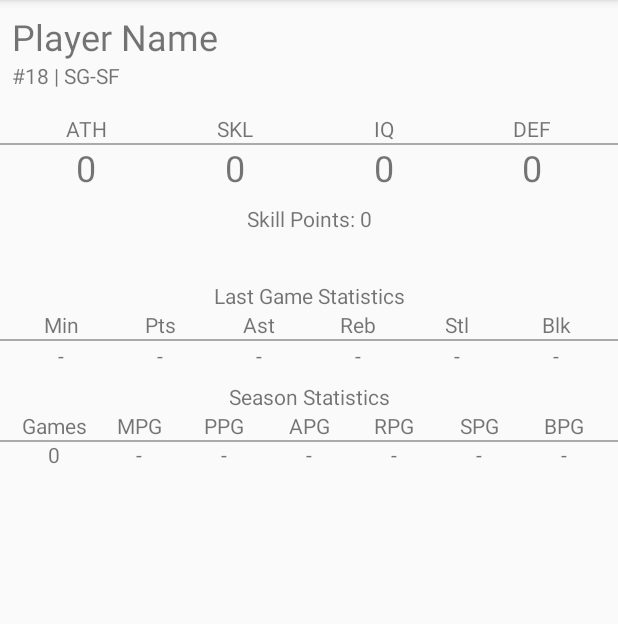
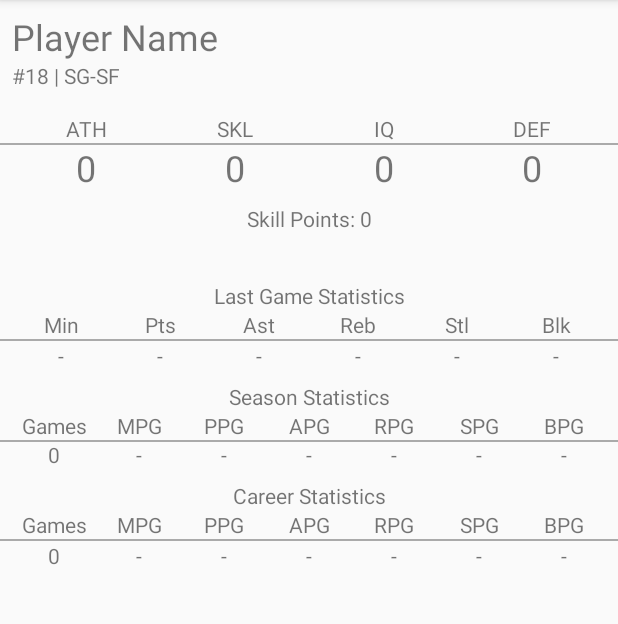
Before and after one commit to ryanmcalpin/basketball-rpg-android, an Android app: the MainActivity screen opened directly, with no data from a screen before it, on a phone screen of 412 x 824 dp, the part 84-708 px from its top. Run offline under Robolectric (Android 15) with nearby library versions, the phone set to English and light mode, and no system bars.

Commit message:
add career stats to home page

```diff
--- a/app/src/main/res/layout/activity_main.xml
+++ b/app/src/main/res/layout/activity_main.xml
@@ -409,6 +409,7 @@
         app:layout_constraintTop_toBottomOf="@+id/linearLayout5" />
 
     <LinearLayout
+        android:id="@+id/linearLayout6"
         android:layout_width="match_parent"
         android:layout_height="wrap_content"
         android:layout_marginEnd="8dp"
@@ -476,4 +477,165 @@
             android:textAlignment="center" />
     </LinearLayout>
 
+    <TextView
+        android:id="@+id/textView"
+        android:layout_width="0dp"
+        android:layout_height="wrap_content"
+        android:layout_marginEnd="8dp"
+        android:layout_marginStart="8dp"
+        android:layout_marginTop="8dp"
+        android:text="Career Statistics"
+        android:textAlignment="center"
+        app:layout_constraintEnd_toEndOf="parent"
+        app:layout_constraintStart_toStartOf="parent"
+        app:layout_constraintTop_toBottomOf="@+id/linearLayout6" />
+
+    <LinearLayout
+        android:id="@+id/linearLayout7"
+        android:layout_width="0dp"
+        android:layout_height="wrap_content"
+        android:layout_marginEnd="8dp"
+        android:layout_marginStart="8dp"
+        android:orientation="horizontal"
+        app:layout_constraintEnd_toEndOf="parent"
+        app:layout_constraintHorizontal_bias="0.0"
+        app:layout_constraintStart_toStartOf="parent"
+        app:layout_constraintTop_toBottomOf="@+id/textView">
+
+        <TextView
+            android:id="@+id/textView2"
+            android:layout_width="match_parent"
+            android:layout_height="wrap_content"
+            android:layout_weight="1"
+            android:text="Games"
+            android:textAlignment="center" />
+
+        <TextView
+            android:id="@+id/textView25"
+            android:layout_width="match_parent"
+            android:layout_height="wrap_content"
+            android:layout_weight="1"
+            android:text="MPG"
+            android:textAlignment="center" />
+
+        <TextView
+            android:id="@+id/textView24"
+            android:layout_width="match_parent"
+            android:layout_height="wrap_content"
+            android:layout_weight="1"
+            android:text="PPG"
+            android:textAlignment="center" />
+
+        <TextView
+            android:id="@+id/textView23"
+            android:layout_width="match_parent"
+            android:layout_height="wrap_content"
+            android:layout_weight="1"
+            android:text="APG"
+            android:textAlignment="center" />
+
+        <TextView
+            android:id="@+id/textView22"
+            android:layout_width="match_parent"
+            android:layout_height="wrap_content"
+            android:layout_weight="1"
+            android:text="RPG"
+            android:textAlignment="center" />
+
+        <TextView
+            android:id="@+id/textView21"
+            android:layout_width="match_parent"
+            android:layout_height="wrap_content"
+            android:layout_weight="1"
+            android:text="SPG"
+            android:textAlignment="center" />
+
+        <TextView
+            android:id="@+id/textView20"
+            android:layout_width="match_parent"
+            android:layout_height="wrap_content"
+            android:layout_weight="1"
+            android:text="BPG"
+            android:textAlignment="center" />
+    </LinearLayout>
+
+    <View
+        android:id="@+id/view2"
+        android:layout_width="0dp"
+        android:layout_height="1dp"
+        android:layout_weight="1"
+        android:background="@android:color/darker_gray"
+        app:layout_constraintEnd_toEndOf="parent"
+        app:layout_constraintHorizontal_bias="0.0"
+        app:layout_constraintStart_toStartOf="parent"
+        app:layout_constraintTop_toBottomOf="@+id/linearLayout7" />
+
+    <LinearLayout
+        android:layout_width="0dp"
+        android:layout_height="wrap_content"
+        android:layout_marginEnd="8dp"
+        android:layout_marginStart="8dp"
+        android:orientation="horizontal"
+        app:layout_constraintEnd_toEndOf="parent"
+        app:layout_constraintHorizontal_bias="0.0"
+        app:layout_constraintStart_toStartOf="parent"
+        app:layout_constraintTop_toBottomOf="@+id/view2">
+
+        <TextView
+            android:id="@+id/career_games_view"
+            android:layout_width="match_parent"
+            android:layout_height="wrap_content"
+            android:layout_weight="1"
+            android:text="0"
+            android:textAlignment="center" />
+
+        <TextView
+            android:id="@+id/career_minutes_view"
+            android:layout_width="match_parent"
+            android:layout_height="wrap_content"
+            android:layout_weight="1"
+            android:text="-"
+            android:textAlignment="center" />
+
+        <TextView
+            android:id="@+id/career_points_view"
+            android:layout_width="match_parent"
+            android:layout_height="wrap_content"
+            android:layout_weight="1"
+            android:text="-"
+            android:textAlignment="center" />
+
+        <TextView
+            android:id="@+id/career_assists_view"
+            android:layout_width="match_parent"
+            android:layout_height="wrap_content"
+            android:layout_weight="1"
+            android:text="-"
+            android:textAlignment="center" />
+
+        <TextView
+            android:id="@+id/career_rebounds_view"
+            android:layout_width="match_parent"
+            android:layout_height="wrap_content"
+            android:layout_weight="1"
+            android:text="-"
+            android:textAlignment="center" />
+
+        <TextView
+            android:id="@+id/career_steals_view"
+            android:layout_width="match_parent"
+            android:layout_height="wrap_content"
+            android:layout_weight="1"
+            android:text="-"
+            android:textAlignment="center" />
+
+        <TextView
+            android:id="@+id/career_blocks_view"
+            android:layout_width="match_parent"
+            android:layout_height="wrap_content"
+            android:layout_weight="1"
+            android:text="-"
+            android:textAlignment="center" />
+    </LinearLayout>
+
 </android.support.constraint.ConstraintLayout>
```
